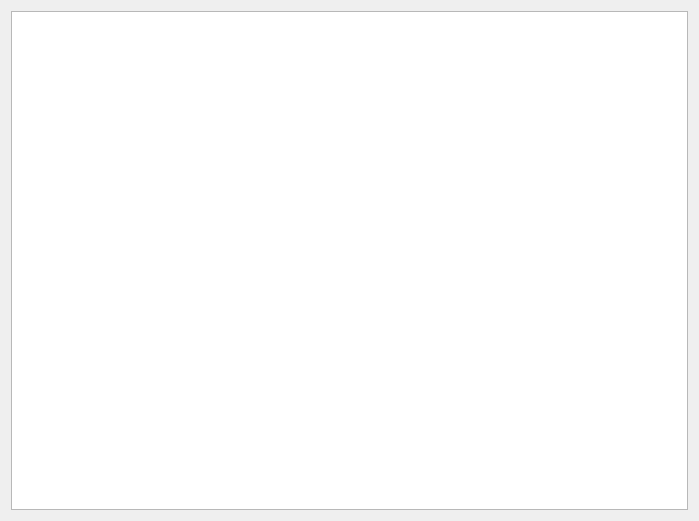
Qt form resource/ui/CellContent.ui (XOB-CN/LogTools) before a commit.
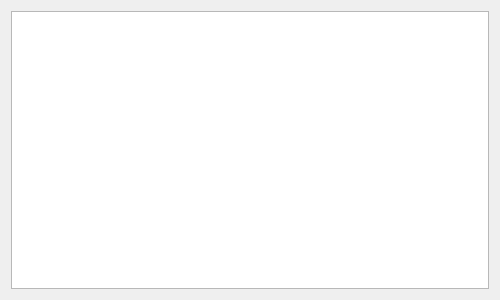
The same form after that commit.

Commit message: finish cellshow

What changed in the file:
```diff
--- a/resource/ui/CellContent.ui
+++ b/resource/ui/CellContent.ui
@@ -6,10 +6,16 @@
    <rect>
     <x>0</x>
     <y>0</y>
-    <width>699</width>
-    <height>521</height>
+    <width>500</width>
+    <height>300</height>
    </rect>
   </property>
+  <property name="minimumSize">
+   <size>
+    <width>500</width>
+    <height>300</height>
+   </size>
+  </property>
   <property name="windowTitle">
    <string>Form</string>
   </property>
```
The commit also changes 2 other files.
